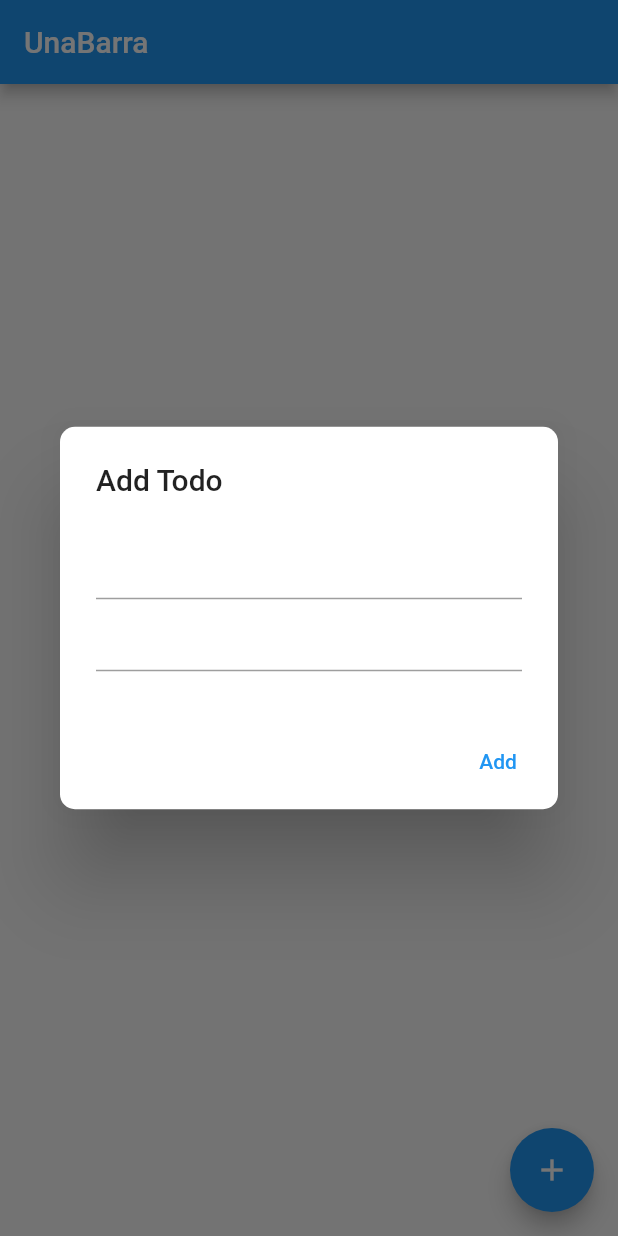
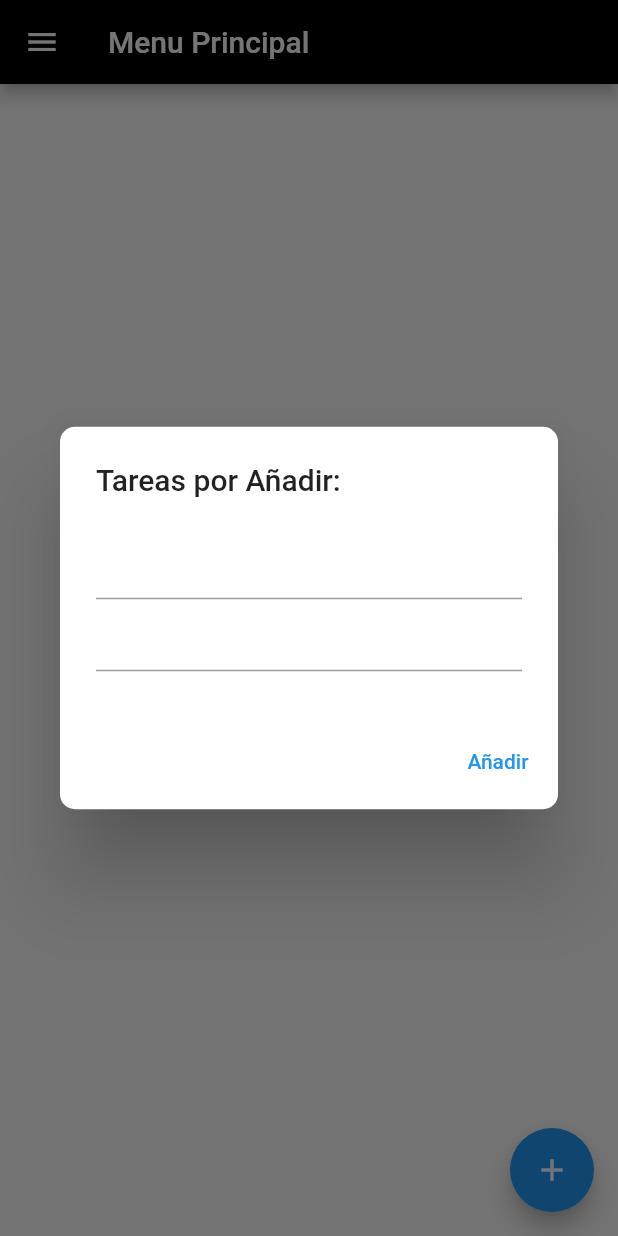
Before and after one commit to YamilRG/proyecto_final, a Flutter app: the LoadinfScreen screen opened directly, after a tap on the "add" icon, on a phone screen of 412 x 824 dp. Run offline on Flutter 3.47's test engine with Material 2 defaults, Android fonts, the phone set to English and light mode, and no system bars; our stand-ins replace bloc, cloud_firestore, equatable, firebase_auth, firebase_core, firebase_database and 3 more; accounts and stored records are empty.

Commit message:
MenuPantalla

```diff
--- a/proyectotest/lib/screens/Loading_screen.dart
+++ b/proyectotest/lib/screens/Loading_screen.dart
@@ -1,6 +1,7 @@
 import 'package:flutter/material.dart';
 import 'package:flutter_bloc/flutter_bloc.dart';
 import 'package:proyectotest/profile_screen.dart';
+import 'package:proyectotest/screens/ScreenPrincipal.dart';
 import 'package:proyectotest/screens/screens.dart';
 
 import '../blocs/bloc.dart';
@@ -12,7 +13,7 @@ class LoadinfScreen extends StatelessWidget {
   Widget build(BuildContext context) {
     return Scaffold(body: BlocBuilder<GpsBloc, GpsState>(
       builder: (context, state) {
-        return TaskCheckList();
+        return ScreenPrincipal();
       },
     ));
   }
--- a/proyectotest/lib/screens/ScreenPrincipal.dart
+++ b/proyectotest/lib/screens/ScreenPrincipal.dart
@@ -1,4 +1,8 @@
 import 'package:flutter/cupertino.dart';
+import 'package:flutter/material.dart';
+import 'package:proyectotest/main.dart';
+import 'package:proyectotest/profile_screen.dart';
+import 'package:proyectotest/screens/screens.dart';
 
 class ScreenPrincipal extends StatefulWidget {
   const ScreenPrincipal({Key? key}) : super(key: key);
@@ -8,8 +12,87 @@ class ScreenPrincipal extends StatefulWidget {
 }
 
 class _ScreenPrincipalState extends State<ScreenPrincipal> {
+  int SelectDrawerItem = 0;
+  _getDrawerWidtget(int pos) {
+    switch (pos) {
+      case 0:
+        return TaskCheckList();
+      case 1:
+        return ProfileScreen();
+      case 2:
+        return HomePage();
+    }
+  }
+
+  onSelectItem(int pos) {
+    Navigator.of(context).pop();
+    setState(() {
+      SelectDrawerItem = pos;
+    });
+  }
+
   @override
   Widget build(BuildContext context) {
-    return Container();
+    return Scaffold(
+      appBar: AppBar(
+        backgroundColor: Color.fromARGB(255, 0, 0, 0),
+        title: Text("Menu Principal"),
+      ),
+      drawer: Drawer(
+          backgroundColor: Color.fromARGB(255, 0, 0, 0),
+          child: ListView(
+            children: <Widget>[
+              UserAccountsDrawerHeader(
+                  accountName: Text("Mantenimiento"),
+                  accountEmail: Text("Mantenimiento"),
+                  currentAccountPicture: CircleAvatar(
+                    backgroundColor: Color.fromARGB(255, 10, 45, 75),
+                    child: Text(
+                      "M",
+                      style: TextStyle(fontSize: 40.0),
+                    ),
+                  )),
+              ListTile(
+                selected: (0 == SelectDrawerItem),
+                title: Text("Tareas", style: TextStyle(color: Colors.white)),
+                leading: Icon(
+                  Icons.task_sharp,
+                  color: Colors.white,
+                ),
+                onTap: () {
+                  onSelectItem(0);
+                },
+              ),
+              ListTile(
+                selected: (1 == SelectDrawerItem),
+                title: Text("Tareas Hechas",
+                    style: TextStyle(color: Colors.white)),
+                leading: Icon(
+                  Icons.task_alt_outlined,
+                  color: Colors.white,
+                ),
+                onTap: () {
+                  onSelectItem(1);
+                },
+              ),
+              SizedBox(
+                height: 450.0,
+              ),
+              ListTile(
+                title: Text("Salir", style: TextStyle(color: Colors.white)),
+                contentPadding: EdgeInsets.all(20),
+                leading: Icon(
+                  Icons.exit_to_app,
+                  color: Colors.white,
+                ),
+                onTap: () {
+                  onSelectItem(2);
+                },
+              )
+            ],
+          )),
+      resizeToAvoidBottomInset: false,
+      body: _getDrawerWidtget(SelectDrawerItem),
+    );
   }
 }
--- a/proyectotest/lib/screens/TaskCheck.dart
+++ b/proyectotest/lib/screens/TaskCheck.dart
@@ -45,9 +45,6 @@ class _TaskCheckListState extends State<TaskCheckList> {
   @override
   Widget build(BuildContext context) {
     return Scaffold(
-      appBar: AppBar(
-        title: Text("UnaBarra"),
-      ),
       body: StreamBuilder<QuerySnapshot>(
         stream: FirebaseFirestore.instance.collection("MyTodos").snapshots(),
         builder: (context, snapshot) {
@@ -106,7 +103,7 @@ class _TaskCheckListState extends State<TaskCheckList> {
                 return AlertDialog(
                   shape: RoundedRectangleBorder(
                       borderRadius: BorderRadius.circular(10)),
-                  title: const Text("Add Todo"),
+                  title: const Text("Tareas por Añadir:"),
                   content: Container(
                     width: 400,
                     height: 100,
@@ -134,7 +131,7 @@ class _TaskCheckListState extends State<TaskCheckList> {
                           });
                           Navigator.of(context).pop();
                         },
-                        child: const Text("Add"))
+                        child: const Text("Añadir"))
                   ],
                 );
               });
--- a/proyectotest/lib/screens/screens.dart
+++ b/proyectotest/lib/screens/screens.dart
@@ -1,3 +1,4 @@
 export 'package:proyectotest/screens/gps_access_screen.dart';
 export 'package:proyectotest/screens/Loading_screen.dart';
 export 'package:proyectotest/screens/TaskCheck.dart';
+export 'package:proyectotest/screens/ScreenPrincipal.dart';
```
Also changed, not shown: proyectotest/pubspec.yaml (+7 -6 lines), proyectotest/pubspec.lock.
